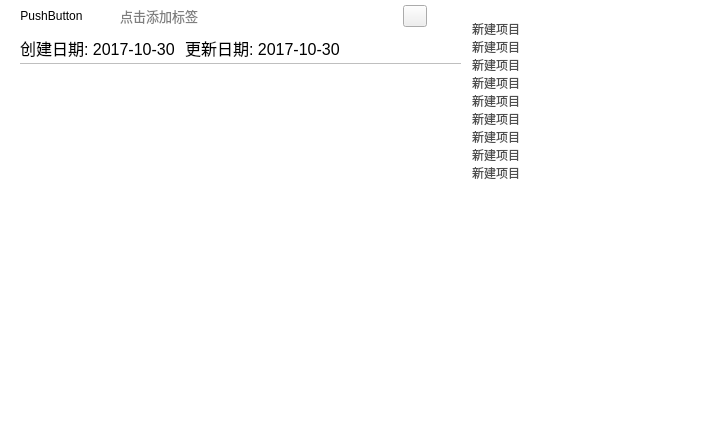
First picture: the form in views/markdowneditorwidget.ui, repository Gitnoter/Gitnoter, before the edit.
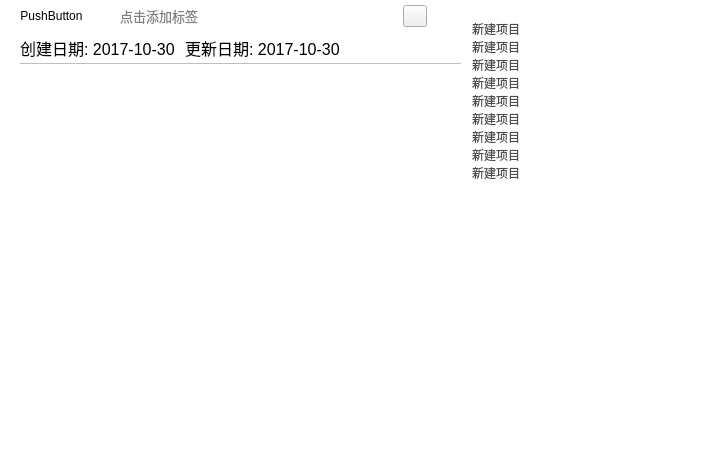
Second picture: the form after the edit. Icons and pictures are not drawn. Custom widgets are drawn as their Qt base class.

Commit message: set markdowneditorwidget minimum size

Diff of the .ui file:
```diff
--- a/views/markdowneditorwidget.ui
+++ b/views/markdowneditorwidget.ui
@@ -7,9 +7,15 @@
     <x>0</x>
     <y>0</y>
     <width>707</width>
-    <height>428</height>
+    <height>460</height>
    </rect>
   </property>
+  <property name="minimumSize">
+   <size>
+    <width>360</width>
+    <height>460</height>
+   </size>
+  </property>
   <property name="acceptDrops">
    <bool>true</bool>
   </property>
```
